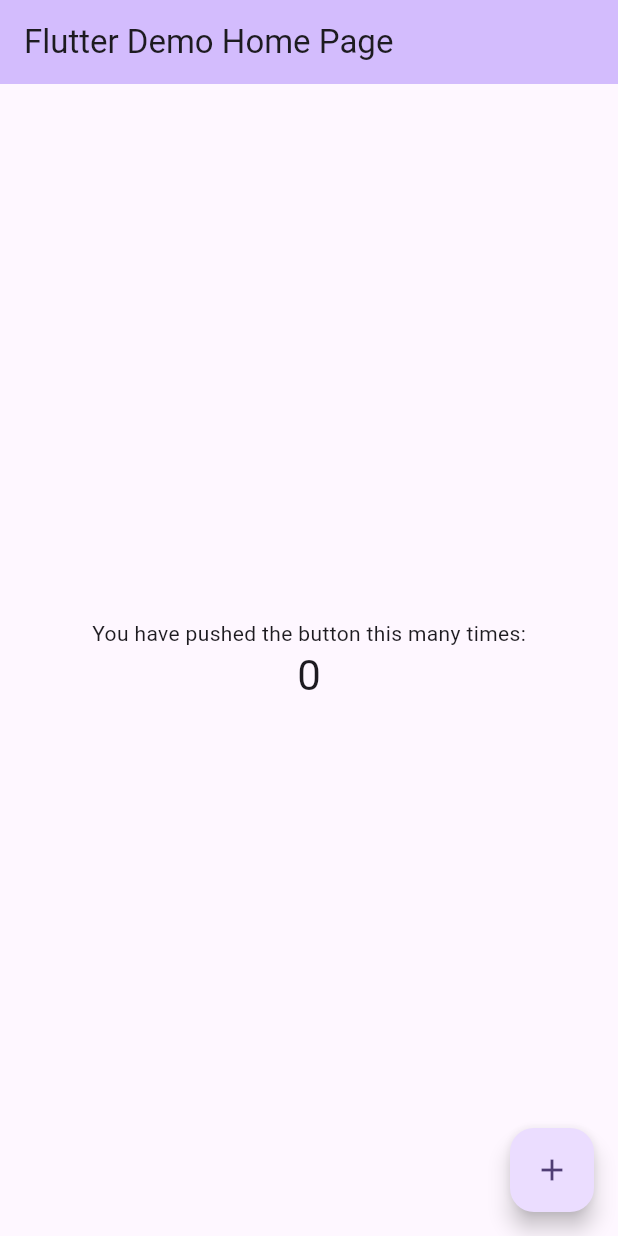
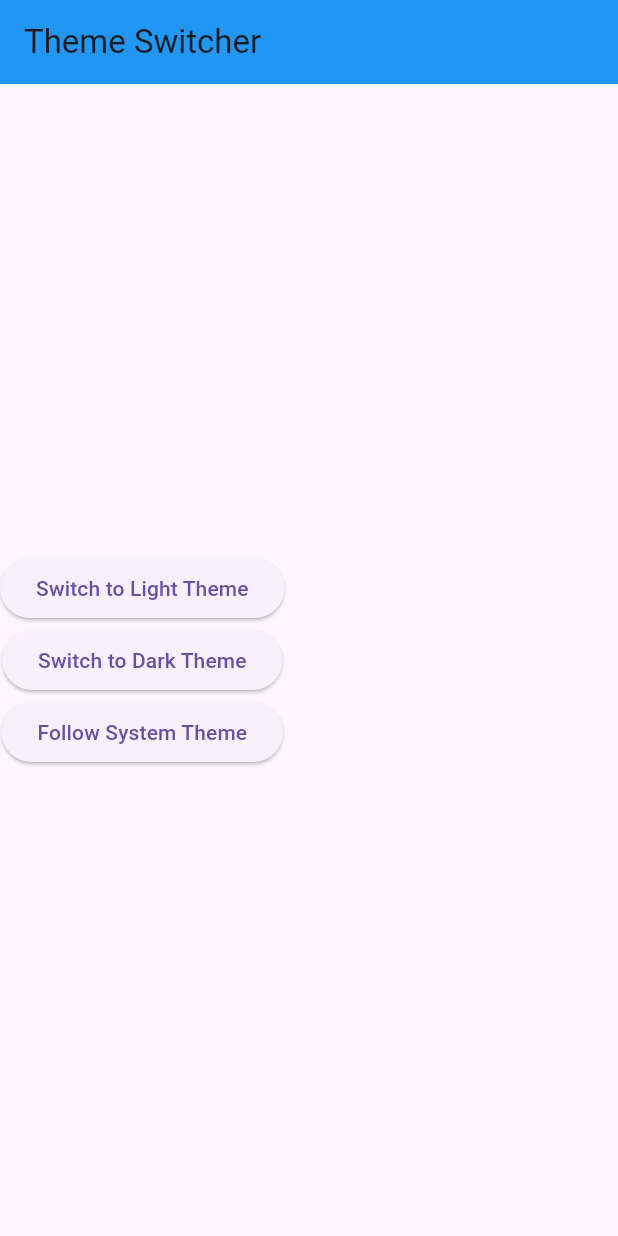
Before and after one commit to hkarmoush/jarvis, a Flutter app: the screen it shows after launch, on a phone screen of 412 x 824 dp. Run offline on Flutter 3.47's test engine with Material 3 defaults, Android fonts, the phone set to English and light mode, and no system bars; our stand-ins replace get_it, injectable, shared_preferences.

Commit message:
init themes feature CLEAN

```diff
--- /dev/null
+++ b/lib/core/theme/app_theme.dart
@@ -0,0 +1,21 @@
+import 'package:flutter/material.dart';
+
+class AppTheme {
+  static final ThemeData lightTheme = ThemeData(
+    brightness: Brightness.light,
+    primarySwatch: Colors.blue,
+    appBarTheme: AppBarTheme(
+      backgroundColor: Colors.blue,
+    ),
+    // Other properties for light theme
+  );
+
+  static final ThemeData darkTheme = ThemeData(
+    brightness: Brightness.dark,
+    primarySwatch: Colors.blue,
+    appBarTheme: AppBarTheme(
+      backgroundColor: Colors.black,
+    ),
+    // Other properties for dark theme
+  );
+}
--- /dev/null
+++ b/lib/data/repositories/theme_repository_impl.dart
@@ -0,0 +1,29 @@
+import 'package:jarvis/domain/entities/theme_mode_entity.dart';
+import 'package:jarvis/domain/repositories/theme_repository.dart';
+import 'package:shared_preferences/shared_preferences.dart';
+
+class ThemeRepositoryImpl implements ThemeRepository {
+  static const _themeKey = 'theme_mode';
+
+  @override
+  Future<void> saveThemeMode(ThemeModeEntity themeMode) async {
+    final prefs = await SharedPreferences.getInstance();
+    await prefs.setString(_themeKey, themeMode.toString());
+  }
+
+  @override
+  Future<ThemeModeEntity> getThemeMode() async {
+    final prefs = await SharedPreferences.getInstance();
+    final themeString = prefs.getString(_themeKey);
+    switch (themeString) {
+      case 'ThemeModeEntity.light':
+        return ThemeModeEntity.light;
+      case 'ThemeModeEntity.dark':
+        return ThemeModeEntity.dark;
+      case 'ThemeModeEntity.custom':
+        return ThemeModeEntity.custom;
+      default:
+        return ThemeModeEntity.system;
+    }
+  }
+}
--- /dev/null
+++ b/lib/domain/entities/theme_mode_entity.dart
@@ -0,0 +1,6 @@
+enum ThemeModeEntity {
+  light,
+  dark,
+  system,
+  custom,
+}
--- /dev/null
+++ b/lib/domain/repositories/theme_repository.dart
@@ -0,0 +1,6 @@
+import 'package:jarvis/domain/entities/theme_mode_entity.dart';
+
+abstract class ThemeRepository {
+  Future<void> saveThemeMode(ThemeModeEntity themeMode);
+  Future<ThemeModeEntity> getThemeMode();
+}
--- /dev/null
+++ b/lib/domain/usecases/get_theme_mode_usecase.dart
@@ -0,0 +1,12 @@
+import 'package:jarvis/domain/entities/theme_mode_entity.dart';
+import 'package:jarvis/domain/repositories/theme_repository.dart';
+
+class GetThemeModeUseCase {
+  final ThemeRepository repository;
+
+  GetThemeModeUseCase(this.repository);
+
+  Future<ThemeModeEntity> call() async {
+    return await repository.getThemeMode();
+  }
+}
--- /dev/null
+++ b/lib/domain/usecases/set_theme_mode_usecase.dart
@@ -0,0 +1,12 @@
+import 'package:jarvis/domain/entities/theme_mode_entity.dart';
+import 'package:jarvis/domain/repositories/theme_repository.dart';
+
+class SetThemeModeUseCase {
+  final ThemeRepository repository;
+
+  SetThemeModeUseCase(this.repository);
+
+  Future<void> call(ThemeModeEntity themeMode) async {
+    await repository.saveThemeMode(themeMode);
+  }
+}
--- a/lib/main.dart
+++ b/lib/main.dart
@@ -1,125 +1,63 @@
 import 'package:flutter/material.dart';
+import 'package:jarvis/core/theme/app_theme.dart';
+import 'package:jarvis/domain/entities/theme_mode_entity.dart';
+import 'package:jarvis/injection.dart';
+import 'package:jarvis/presentation/managers/theme_manager.dart';
+import 'package:provider/provider.dart';
 
 void main() {
-  runApp(const MyApp());
+  configureDependencies();
+  runApp(MyApp());
 }
 
 class MyApp extends StatelessWidget {
   const MyApp({super.key});
 
-  // This widget is the root of your application.
   @override
   Widget build(BuildContext context) {
-    return MaterialApp(
-      title: 'Flutter Demo',
-      theme: ThemeData(
-        // This is the theme of your application.
-        //
-        // TRY THIS: Try running your application with "flutter run". You'll see
-        // the application has a purple toolbar. Then, without quitting the app,
-        // try changing the seedColor in the colorScheme below to Colors.green
-        // and then invoke "hot reload" (save your changes or press the "hot
-        // reload" button in a Flutter-supported IDE, or press "r" if you used
-        // the command line to start the app).
-        //
-        // Notice that the counter didn't reset back to zero; the application
-        // state is not lost during the reload. To reset the state, use hot
-        // restart instead.
-        //
-        // This works for code too, not just values: Most code changes can be
-        // tested with just a hot reload.
-        colorScheme: ColorScheme.fromSeed(seedColor: Colors.deepPurple),
-        useMaterial3: true,
+    return ChangeNotifierProvider(
+      create: (_) => getIt<ThemeManager>()..loadThemeMode(),
+      child: Consumer<ThemeManager>(
+        builder: (context, themeManager, _) {
+          return MaterialApp(
+            title: 'Flutter Clean Architecture Theme',
+            theme: AppTheme.lightTheme,
+            darkTheme: AppTheme.darkTheme,
+            themeMode: themeManager.themeMode,
+            home: HomePage(),
+          );
+        },
       ),
-      home: const MyHomePage(title: 'Flutter Demo Home Page'),
     );
   }
 }
 
-class MyHomePage extends StatefulWidget {
-  const MyHomePage({super.key, required this.title});
-
-  // This widget is the home page of your application. It is stateful, meaning
-  // that it has a State object (defined below) that contains fields that affect
-  // how it looks.
-
-  // This class is the configuration for the state. It holds the values (in this
-  // case the title) provided by the parent (in this case the App widget) and
-  // used by the build method of the State. Fields in a Widget subclass are
-  // always marked "final".
-
-  final String title;
-
-  @override
-  State<MyHomePage> createState() => _MyHomePageState();
-}
-
-class _MyHomePageState extends State<MyHomePage> {
-  int _counter = 0;
-
-  void _incrementCounter() {
-    setState(() {
-      // This call to setState tells the Flutter framework that something has
-      // changed in this State, which causes it to rerun the build method below
-      // so that the display can reflect the updated values. If we changed
-      // _counter without calling setState(), then the build method would not be
-      // called again, and so nothing would appear to happen.
-      _counter++;
-    });
-  }
+class HomePage extends StatelessWidget {
+  const HomePage({super.key});
 
   @override
   Widget build(BuildContext context) {
-    // This method is rerun every time setState is called, for instance as done
-    // by the _incrementCounter method above.
-    //
-    // The Flutter framework has been optimized to make rerunning build methods
-    // fast, so that you can just rebuild anything that needs updating rather
-    // than having to individually change instances of widgets.
+    final themeManager = Provider.of<ThemeManager>(context);
+
     return Scaffold(
-      appBar: AppBar(
-        // TRY THIS: Try changing the color here to a specific color (to
-        // Colors.amber, perhaps?) and trigger a hot reload to see the AppBar
-        // change color while the other colors stay the same.
-        backgroundColor: Theme.of(context).colorScheme.inversePrimary,
-        // Here we take the value from the MyHomePage object that was created by
-        // the App.build method, and use it to set our appbar title.
-        title: Text(widget.title),
+      appBar: AppBar(title: Text('Theme Switcher')),
+      body: Column(
+        mainAxisAlignment: MainAxisAlignment.center,
+        children: [
+          ElevatedButton(
+            onPressed: () => themeManager.setThemeMode(ThemeModeEntity.light),
+            child: Text('Switch to Light Theme'),
+          ),
+          ElevatedButton(
+            onPressed: () => themeManager.setThemeMode(ThemeModeEntity.dark),
+            child: Text('Switch to Dark Theme'),
+          ),
+          ElevatedButton(
+            onPressed: () => themeManager.setThemeMode(ThemeModeEntity.system),
+            child: Text('Follow System Theme'),
+          ),
+        ],
       ),
-      body: Center(
-        // Center is a layout widget. It takes a single child and positions it
-        // in the middle of the parent.
-        child: Column(
-          // Column is also a layout widget. It takes a list of children and
-          // arranges them vertically. By default, it sizes itself to fit its
-          // children horizontally, and tries to be as tall as its parent.
-          //
-          // Column has various properties to control how it sizes itself and
-          // how it positions its children. Here we use mainAxisAlignment to
-          // center the children vertically; the main axis here is the vertical
-          // axis because Columns are vertical (the cross axis would be
-          // horizontal).
-          //
-          // TRY THIS: Invoke "debug painting" (choose the "Toggle Debug Paint"
-          // action in the IDE, or press "p" in the console), to see the
-          // wireframe for each widget.
-          mainAxisAlignment: MainAxisAlignment.center,
-          children: <Widget>[
-            const Text(
-              'You have pushed the button this many times:',
-            ),
-            Text(
-              '$_counter',
-              style: Theme.of(context).textTheme.headlineMedium,
-            ),
-          ],
-        ),
-      ),
-      floatingActionButton: FloatingActionButton(
-        onPressed: _incrementCounter,
-        tooltip: 'Increment',
-        child: const Icon(Icons.add),
-      ), // This trailing comma makes auto-formatting nicer for build methods.
     );
   }
 }
--- /dev/null
+++ b/lib/presentation/managers/theme_manager.dart
@@ -0,0 +1,40 @@
+import 'package:flutter/material.dart';
+import 'package:jarvis/domain/entities/theme_mode_entity.dart';
+import 'package:jarvis/domain/usecases/get_theme_mode_usecase.dart';
+import 'package:jarvis/domain/usecases/set_theme_mode_usecase.dart';
+
+class ThemeManager extends ChangeNotifier {
+  final GetThemeModeUseCase getThemeModeUseCase;
+  final SetThemeModeUseCase setThemeModeUseCase;
+
+  ThemeMode _themeMode = ThemeMode.system;
+
+  ThemeManager(this.getThemeModeUseCase, this.setThemeModeUseCase);
+
+  ThemeMode get themeMode => _themeMode;
+
+  Future<void> loadThemeMode() async {
+    final themeModeEntity = await getThemeModeUseCase.call();
+    _themeMode = _mapThemeModeEntityToFlutter(themeModeEntity);
+    notifyListeners();
+  }
+
+  Future<void> setThemeMode(ThemeModeEntity themeModeEntity) async {
+    _themeMode = _mapThemeModeEntityToFlutter(themeModeEntity);
+    await setThemeModeUseCase.call(themeModeEntity);
+    notifyListeners();
+  }
+
+  ThemeMode _mapThemeModeEntityToFlutter(ThemeModeEntity themeModeEntity) {
+    switch (themeModeEntity) {
+      case ThemeModeEntity.light:
+        return ThemeMode.light;
+      case ThemeModeEntity.dark:
+        return ThemeMode.dark;
+      case ThemeModeEntity.custom:
+        return ThemeMode.light; // For simplicity, map custom to light.
+      default:
+        return ThemeMode.system;
+    }
+  }
+}
--- a/pubspec.yaml
+++ b/pubspec.yaml
@@ -8,6 +8,10 @@ dependencies:
   flutter:
     sdk: flutter
   cupertino_icons: ^1.0.8
+  get_it: ^8.0.0
+  injectable: ^2.5.0
+  shared_preferences: ^2.3.2
+  provider: ^6.1.2
 
 dev_dependencies:
   flutter_test:
```
Also changed, not shown: lib/injection.dart (added, +17 -0 lines), 7 other files.
